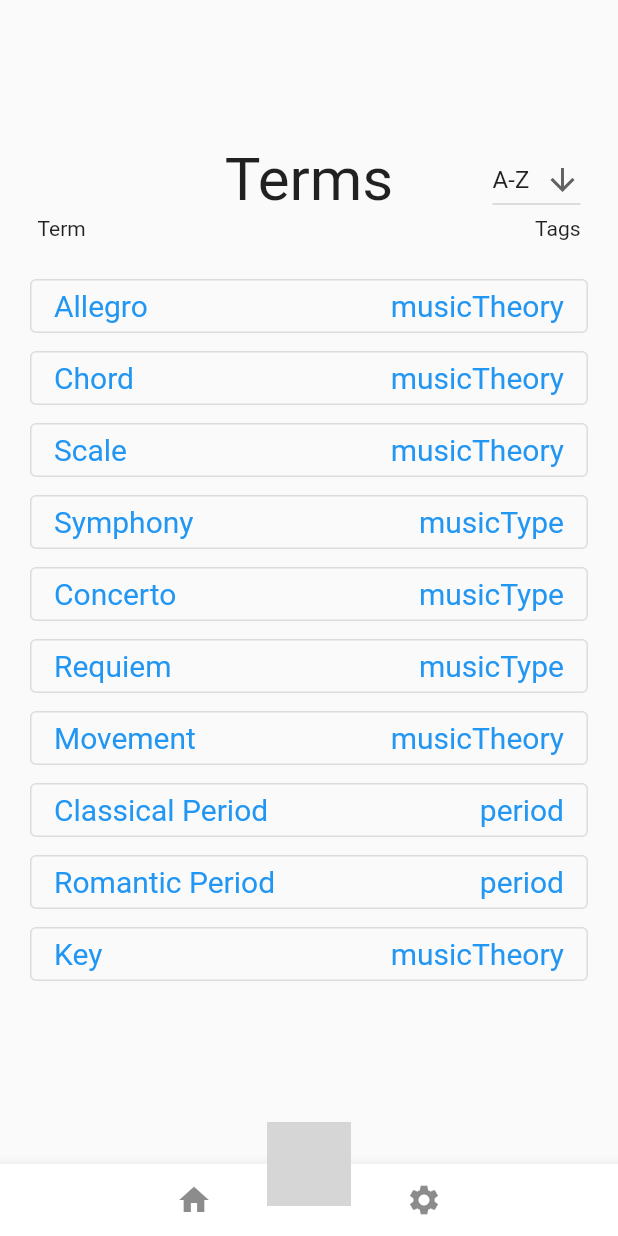
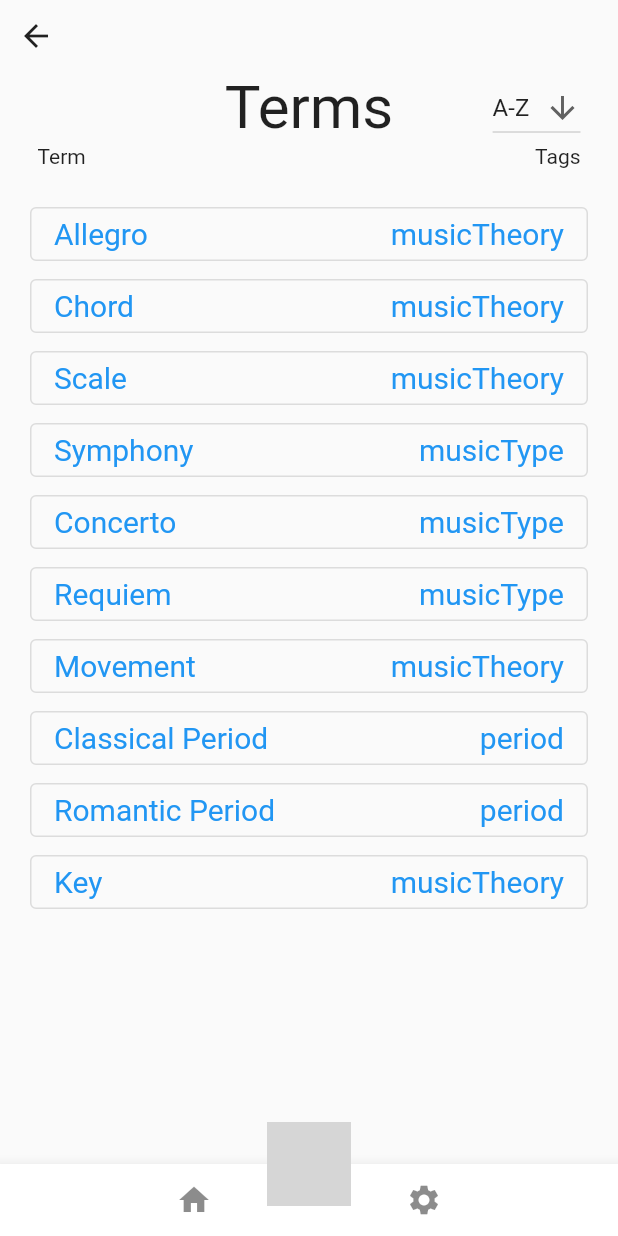
Before and after one commit to Alex-Laney/JuniorDesign2329, a Flutter app: the TermsScreen screen opened by its route, on a phone screen of 412 x 824 dp. Run offline on Flutter 3.47's test engine with Material 2 defaults, Android fonts, the phone set to English and light mode, and no system bars; missing offline and left inert: circular_menu; grey boxes are pictures that could not be loaded.

Commit message:
Add back button to Terms menu

```diff
--- a/lib/Musical-Terms/Definition-Page.dart
+++ b/lib/Musical-Terms/Definition-Page.dart
@@ -19,7 +19,7 @@ class DefScreen extends StatelessWidget {
       body: SafeArea(
         child: Column(children: <Widget>[
           const Align(
-            alignment: Alignment.bottomLeft,
+            alignment: Alignment.topLeft,
             child: BackButton(),
           ),
           Center(
--- a/lib/Musical-Terms/Musical-Terms.dart
+++ b/lib/Musical-Terms/Musical-Terms.dart
@@ -28,7 +28,12 @@ class TermsScreenState extends State<TermsScreen> {
 
     return Scaffold(
         body: SafeArea(
-          child: Center(
+            child: Column(children: <Widget>[
+          const Align(
+            alignment: Alignment.topLeft,
+            child: BackButton(),
+          ),
+          Center(
               child: Column(
             mainAxisSize: MainAxisSize.min,
             children: <Widget>[
@@ -75,7 +80,7 @@ class TermsScreenState extends State<TermsScreen> {
                   }),
             ],
           )),
-        ),
+        ])),
         floatingActionButtonLocation: FloatingActionButtonLocation.centerDocked,
         floatingActionButton: CircularDialMenu.build(context),
         bottomNavigationBar: BottomAppBar(
```
